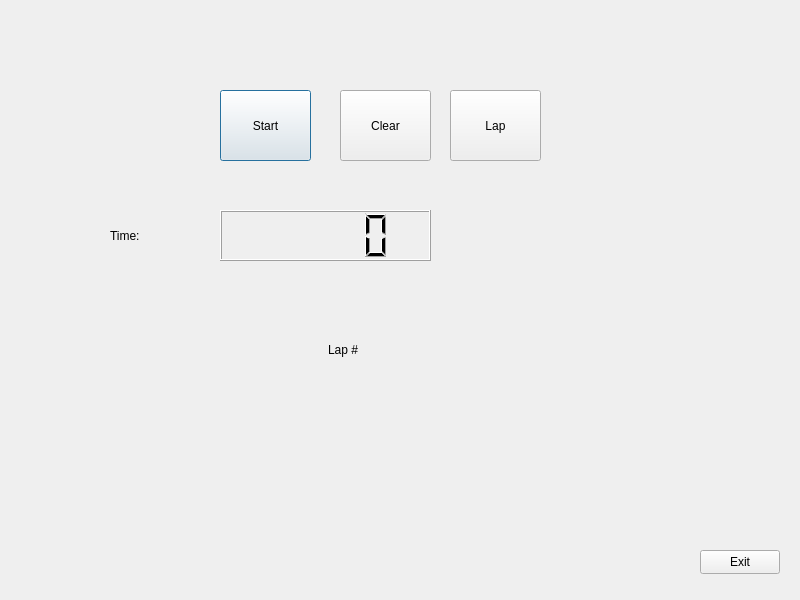
Above: QTHW5/dialog.ui from mytevelev/QTTest before the change. Below: the same form after it.
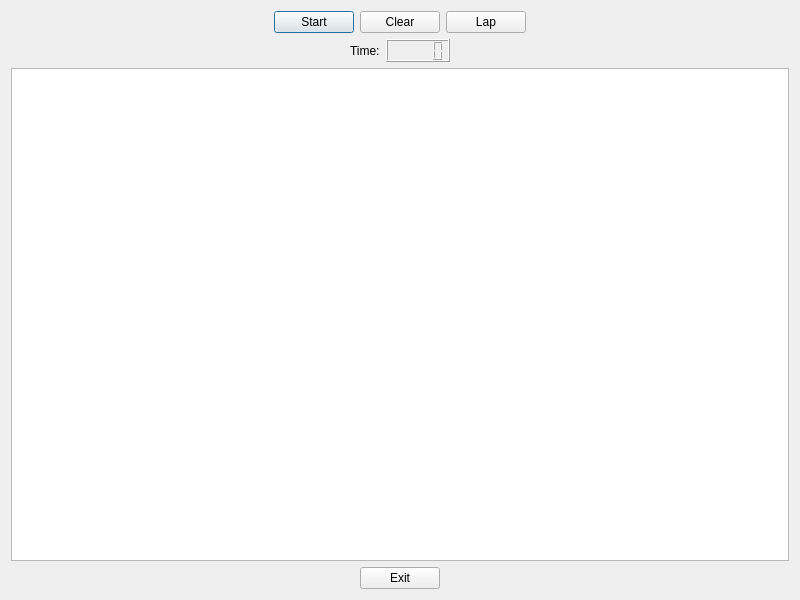
That is the form after the change.

```diff
--- a/QTHW5/dialog.ui
+++ b/QTHW5/dialog.ui
@@ -13,94 +13,139 @@
   <property name="windowTitle">
    <string>Dialog</string>
   </property>
-  <widget class="QPushButton" name="pb_startstop">
-   <property name="geometry">
-    <rect>
-     <x>220</x>
-     <y>90</y>
-     <width>91</width>
-     <height>71</height>
-    </rect>
-   </property>
-   <property name="text">
-    <string>Start</string>
-   </property>
-  </widget>
-  <widget class="QPushButton" name="pb_clear">
-   <property name="geometry">
-    <rect>
-     <x>340</x>
-     <y>90</y>
-     <width>91</width>
-     <height>71</height>
-    </rect>
-   </property>
-   <property name="text">
-    <string>Clear</string>
-   </property>
-  </widget>
-  <widget class="QPushButton" name="pushButton_3">
-   <property name="geometry">
-    <rect>
-     <x>700</x>
-     <y>550</y>
-     <width>80</width>
-     <height>24</height>
-    </rect>
-   </property>
-   <property name="text">
-    <string>Exit</string>
-   </property>
-  </widget>
-  <widget class="QLabel" name="label">
-   <property name="geometry">
-    <rect>
-     <x>110</x>
-     <y>220</y>
-     <width>81</width>
-     <height>31</height>
-    </rect>
-   </property>
-   <property name="text">
-    <string>Time:</string>
-   </property>
-  </widget>
-  <widget class="QLCDNumber" name="lcdNumber">
-   <property name="geometry">
-    <rect>
-     <x>220</x>
-     <y>210</y>
-     <width>211</width>
-     <height>51</height>
-    </rect>
-   </property>
-  </widget>
-  <widget class="QPushButton" name="pb_lap">
-   <property name="geometry">
-    <rect>
-     <x>450</x>
-     <y>90</y>
-     <width>91</width>
-     <height>71</height>
-    </rect>
-   </property>
-   <property name="text">
-    <string>Lap</string>
-   </property>
-  </widget>
-  <widget class="QLabel" name="label_2">
-   <property name="geometry">
-    <rect>
-     <x>328</x>
-     <y>279</y>
-     <width>101</width>
-     <height>141</height>
-    </rect>
-   </property>
-   <property name="text">
-    <string>Lap # </string>
-   </property>
-  </widget>
+  <layout class="QVBoxLayout" name="verticalLayout">
+   <item>
+    <layout class="QHBoxLayout" name="horizontalLayout">
+     <item>
+      <spacer name="horizontalSpacer">
+       <property name="orientation">
+        <enum>Qt::Orientation::Horizontal</enum>
+       </property>
+       <property name="sizeHint" stdset="0">
+        <size>
+         <width>40</width>
+         <height>20</height>
+        </size>
+       </property>
+      </spacer>
+     </item>
+     <item>
+      <widget class="QPushButton" name="pb_startstop">
+       <property name="text">
+        <string>Start</string>
+       </property>
+      </widget>
+     </item>
+     <item>
+      <widget class="QPushButton" name="pb_clear">
+       <property name="text">
+        <string>Clear</string>
+       </property>
+      </widget>
+     </item>
+     <item>
+      <widget class="QPushButton" name="pb_lap">
+       <property name="text">
+        <string>Lap</string>
+       </property>
+      </widget>
+     </item>
+     <item>
+      <spacer name="horizontalSpacer_2">
+       <property name="orientation">
+        <enum>Qt::Orientation::Horizontal</enum>
+       </property>
+       <property name="sizeHint" stdset="0">
+        <size>
+         <width>40</width>
+         <height>20</height>
+        </size>
+       </property>
+      </spacer>
+     </item>
+    </layout>
+   </item>
+   <item>
+    <layout class="QHBoxLayout" name="horizontalLayout_2">
+     <item>
+      <spacer name="horizontalSpacer_3">
+       <property name="orientation">
+        <enum>Qt::Orientation::Horizontal</enum>
+       </property>
+       <property name="sizeHint" stdset="0">
+        <size>
+         <width>40</width>
+         <height>20</height>
+        </size>
+       </property>
+      </spacer>
+     </item>
+     <item>
+      <widget class="QLabel" name="label">
+       <property name="text">
+        <string>Time:</string>
+       </property>
+      </widget>
+     </item>
+     <item>
+      <widget class="QLCDNumber" name="lcdNumber"/>
+     </item>
+     <item>
+      <spacer name="horizontalSpacer_4">
+       <property name="orientation">
+        <enum>Qt::Orientation::Horizontal</enum>
+       </property>
+       <property name="sizeHint" stdset="0">
+        <size>
+         <width>40</width>
+         <height>20</height>
+        </size>
+       </property>
+      </spacer>
+     </item>
+    </layout>
+   </item>
+   <item>
+    <widget class="QTextBrowser" name="textBrowser"/>
+   </item>
+   <item>
+    <layout class="QHBoxLayout" name="horizontalLayout_3">
+     <item>
+      <spacer name="horizontalSpacer_5">
+       <property name="orientation">
+        <enum>Qt::Orientation::Horizontal</enum>
+       </property>
+       <property name="sizeHint" stdset="0">
+        <size>
+         <width>40</width>
+         <height>20</height>
+        </size>
+       </property>
+      </spacer>
+     </item>
+     <item>
+      <widget class="QPushButton" name="pushButton_3">
+       <property name="text">
+        <string>Exit</string>
+       </property>
+      </widget>
+     </item>
+     <item>
+      <spacer name="horizontalSpacer_6">
+       <property name="orientation">
+        <enum>Qt::Orientation::Horizontal</enum>
+       </property>
+       <property name="sizeHint" stdset="0">
+        <size>
+         <width>40</width>
+         <height>20</height>
+        </size>
+       </property>
+      </spacer>
+     </item>
+    </layout>
+   </item>
+  </layout>
  </widget>
  <resources/>
  <connections/>
```
Left out of the diff: 2 changed lines with no effect on the pictures.
